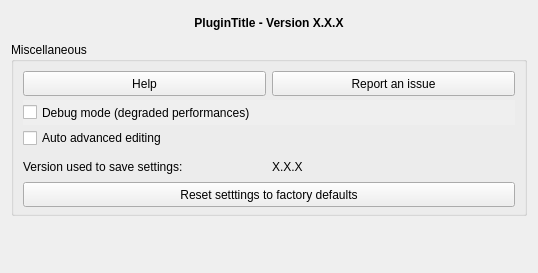
First picture: the form in mzs_tools/gui/dlg_settings.ui, repository CNR-IGAG/mzs-tools, before the edit.
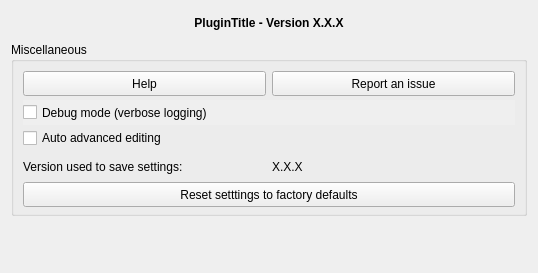
Second picture: the form after the edit.

```diff
--- a/mzs_tools/gui/dlg_settings.ui
+++ b/mzs_tools/gui/dlg_settings.ui
@@ -192,7 +192,7 @@
          <locale language="English" country="UnitedStates"/>
         </property>
         <property name="text">
-         <string>Debug mode (degraded performances)</string>
+         <string>Debug mode (verbose logging)</string>
         </property>
         <property name="tristate">
          <bool>false</bool>
```
Left out of the diff: 1 changed line with no effect on the pictures.
